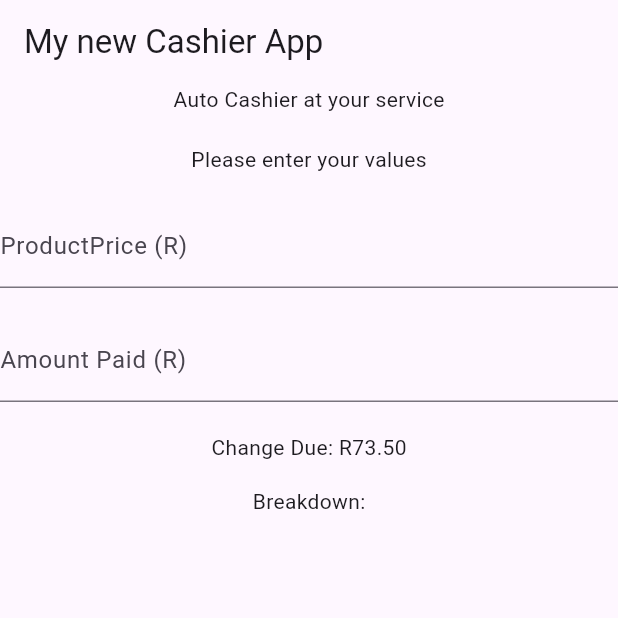
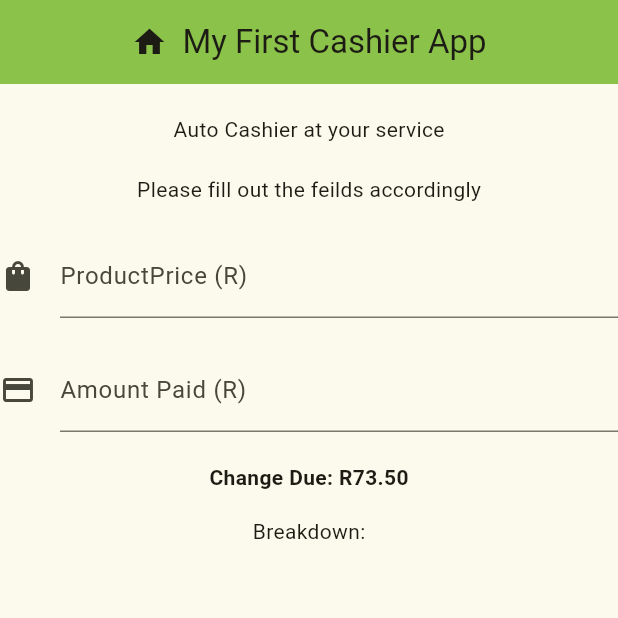
Before and after one commit to Ungerer221/flutter_test_AutoCashierApp, a Flutter app: the screen it shows after launch, on a phone screen of 412 x 824 dp, the top half of it. Run offline on Flutter 3.47's test engine with Material 3 defaults, Android fonts, the light colour scheme and no system bars; our stand-ins replace equatable, flutter_bloc.

Commit message:
Some styling changes

```diff
--- a/cashierapp/lib/cubit/cashier_cubit.dart
+++ b/cashierapp/lib/cubit/cashier_cubit.dart
@@ -24,6 +24,8 @@ class SimpleCalcCubit extends Cubit<SimpleCalcState> {
     }
 
     final denominations = [
+      {'value':200.0, 'name':'R200'},
+      {'value': 100.0,'name':'R100'},
       {'value': 50.0, 'name': 'R50'},
       {'value': 20.0, 'name': 'R20'},
       {'value': 10.0, 'name': 'R10'},
--- a/cashierapp/lib/pages/home_page.dart
+++ b/cashierapp/lib/pages/home_page.dart
@@ -9,17 +9,39 @@ class HomePage extends StatelessWidget {
   @override
   Widget build(BuildContext context) {
     return MaterialApp(
+      theme: ThemeData(
+        useMaterial3: true,
+        colorScheme: ColorScheme.fromSeed(seedColor: Colors.lime),
+      ),
       //root widget
       home: Scaffold(
-        appBar: AppBar(title: const Text('My new Cashier App')),
+        // appBar: AppBar(
+        //   centerTitle: true,
+        //   title: const Text('My new Cashier App'),
+        //   leading: Icon(Icons.home),
+        //   ),
+        appBar: AppBar(
+          backgroundColor: Colors.lightGreen,
+          title: Row(
+            mainAxisAlignment: MainAxisAlignment.center,
+            children: [
+              Icon(Icons.home),
+              SizedBox(width: 10),
+              Text('My First Cashier App'),
+            ],
+          ),
+        ),
+
+
         body: Center(
           child: BlocBuilder<SimpleCalcCubit, SimpleCalcState>(
             builder: (context, state) {
               return Column(
                 children: [
+                  SizedBox(height: 20,),
                   const Text("Auto Cashier at your service"),
                   const SizedBox(height: 20),
-                  Text('Please enter your values'),
+                  Text('Please fill out the feilds accordingly'),
 
                   const SizedBox(height: 20),
 
@@ -29,6 +51,7 @@ class HomePage extends StatelessWidget {
                     child: TextField(
                       decoration: const InputDecoration(
                         labelText: 'ProductPrice (R)',
+                        icon: Icon(Icons.shopping_bag),
                       ),
                       keyboardType: TextInputType.number,
                       onChanged: (value) {
@@ -48,6 +71,7 @@ class HomePage extends StatelessWidget {
                     child: TextField(
                       decoration: const InputDecoration(
                         labelText: 'Amount Paid (R)',
+                        icon: Icon(Icons.payment),
                       ),
                       keyboardType: TextInputType.number,
                       onChanged: (value) {
@@ -63,6 +87,7 @@ class HomePage extends StatelessWidget {
 
                   if (state.changeAmount > 0) ...[
                     Text(
+                      style: TextStyle(fontWeight: FontWeight.bold),
                       'Change Due: R${state.changeAmount.toStringAsFixed(2)}',
                     ),
                     const SizedBox(height: 16),
```
Also changed, not shown: 1 other file.
